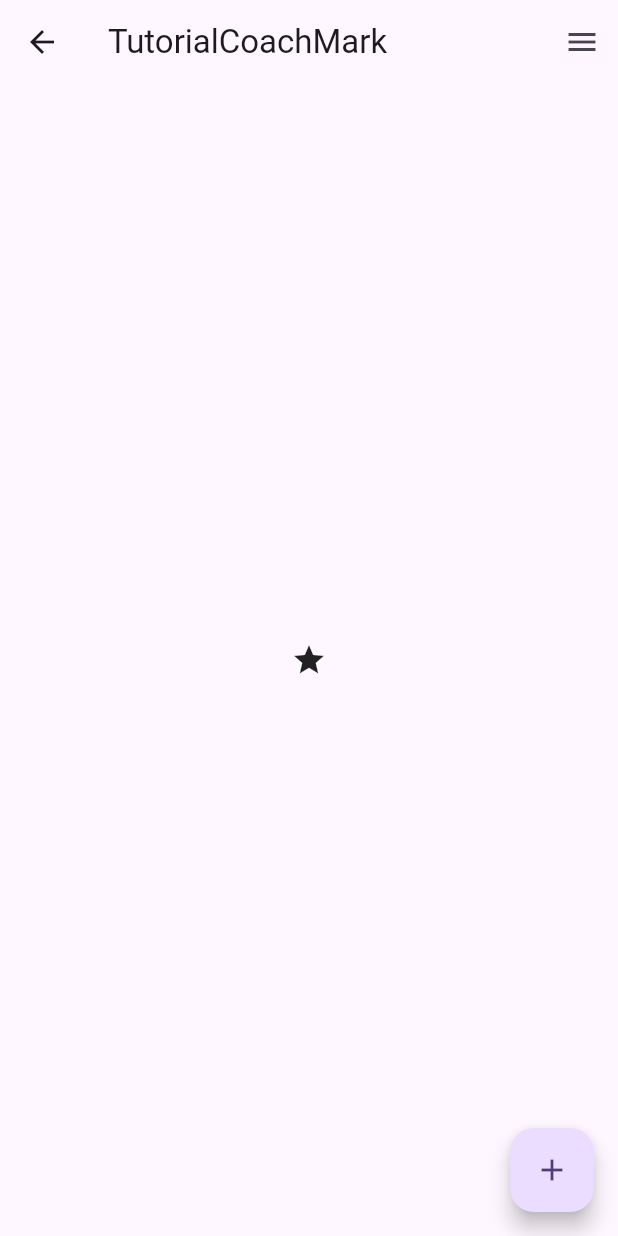
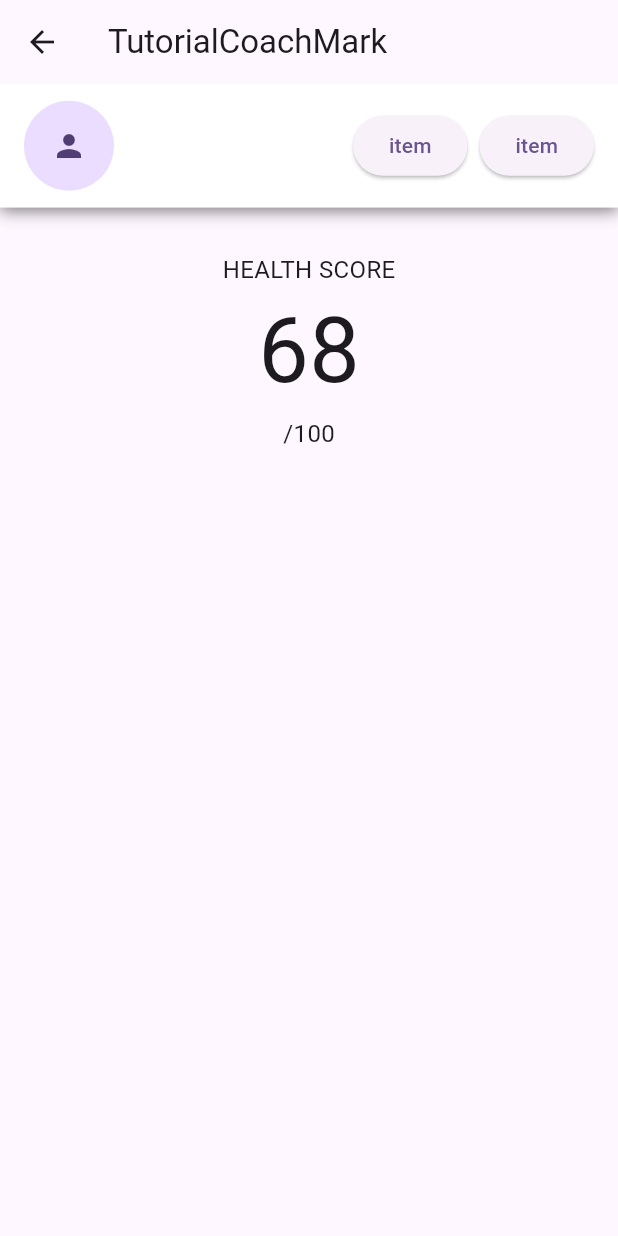
Before and after one commit to kurogoma-flutter/coach_mark_samples, a Flutter app: the screen it shows after launch, after a tap on "tutorial_coach_mark", on a phone screen of 412 x 824 dp. Run offline on Flutter 3.47's test engine with Material 2 defaults, Android fonts, the phone set to English and light mode, and no system bars; our stand-ins replace showcaseview; missing offline and left inert: tutorial_coach_mark.

Commit message:
tutoriai_coach_markの実装完了

```diff
--- a/lib/main.dart
+++ b/lib/main.dart
@@ -59,16 +59,6 @@
                       );
                     },
                   ),
-                  // MaterialPageRoute(
-                  // builder: (context) => ShowCaseWidget(
-                  //   builder: Builder(
-                  //     builder: (context) => const ShowcaseviewPage(),
-                  //   ),
-                  //   disableBarrierInteraction: true,
-                  //   disableMovingAnimation: true,
-                  //   disableScaleAnimation: true,
-                  // ),
-                  // ),
                 );
               },
               child: const Text('showcaseview'),
@@ -76,8 +66,10 @@
             ElevatedButton(
               onPressed: () {
                 Navigator.of(context).push(
-                  MaterialPageRoute(
-                    builder: (context) => const TutorialCoachMarkPage(),
+                  PageRouteBuilder(
+                    pageBuilder: (context, animation, secondaryAnimation) {
+                      return const TutorialCoachMarkPage();
+                    },
                   ),
                 );
               },
@@ -87,10 +79,6 @@
               onPressed: () {},
               child: const Text('flutter_intro'),
             ),
-            ElevatedButton(
-              onPressed: () {},
-              child: const Text('overlay_tooltip'),
-            ),
           ],
         ),
       ),
--- a/lib/tutorial_coach_mark_page.dart
+++ b/lib/tutorial_coach_mark_page.dart
@@ -14,33 +14,104 @@ class TutorialCoachMarkPage extends StatefulWidget {
 
 class _TutorialCoachMarkPageState extends State<TutorialCoachMarkPage> {
   late TutorialCoachMark tutorialCoachMark;
+  List<TargetFocus> targets = [];
 
   @override
   void initState() {
     WidgetsBinding.instance.addPostFrameCallback((_) {
+      createTarget();
       showTutorial(context);
     });
     super.initState();
   }
 
+  void createTarget() {
+    targets.add(
+      createTargetFocus(
+        message: 'あなたへのヘルスコアです！\n100点満点で、各項目の目標を達成すると\nスコアが上がっていきます！',
+        key: _one,
+      ),
+    );
+    targets.add(
+      createTargetFocus(
+        message:
+            'AIパーソナルトレーナーからの\nアドバイスを受け取ることができます！\nあなたのスコアに応じてお伝えするので\nぜひこまめにチェックしてみてください！',
+        key: _two,
+      ),
+    );
+    targets.add(
+      createTargetFocus(
+        message: 'スコアの日／週を\n切り替えることができます。',
+        key: _three,
+        leftSpacer: true,
+      ),
+    );
+  }
+
+  TargetFocus createTargetFocus({
+    required String message,
+    required GlobalKey key,
+    bool leftSpacer = false,
+  }) {
+    return TargetFocus(
+      keyTarget: key,
+      identify: key.toString(),
+      paddingFocus: 16,
+      radius: 16,
+      contents: [
+        TargetContent(
+          align: ContentAlign.bottom,
+          padding: const EdgeInsets.all(16),
+          child: SizedBox(
+            child: Padding(
+              padding: const EdgeInsets.symmetric(vertical: 16),
+              child: Row(
+                children: [
+                  leftSpacer ? const Spacer() : const SizedBox.shrink(),
+                  Column(
+                    crossAxisAlignment: CrossAxisAlignment.start,
+                    children: [
+                      Padding(
+                        padding: const EdgeInsets.only(bottom: 14),
+                        child: Text(
+                          message,
+                          style: const TextStyle(
+                            color: Colors.white,
+                            fontWeight: FontWeight.w500,
+                          ),
+                        ),
+                      ),
+                      ElevatedButton(
+                        onPressed: () {
+                          tutorialCoachMark.next();
+                        },
+                        child: const Text('次へ'),
+                      )
+                    ],
+                  ),
+                ],
+              ),
+            ),
+          ),
+        )
+      ],
+      shape: ShapeLightFocus.RRect,
+    );
+  }
+
   void showTutorial(BuildContext context) {
     tutorialCoachMark = TutorialCoachMark(
       targets: targets,
-      textSkip: "SKIP",
+      textSkip: "",
+      showSkipInLastTarget: false,
       alignSkip: Alignment.bottomCenter,
-      paddingFocus: 10,
+      paddingFocus: 0,
       opacityShadow: 0.8,
       pulseEnable: false,
-      focusAnimationDuration: const Duration(milliseconds: 300),
-      unFocusAnimationDuration: const Duration(milliseconds: 300),
-      onClickTarget: (target) {
-        print('onClickTarget');
-      },
-      onClickOverlay: (target) {
-        print('onClickOverlay');
-        // 次へ
-        tutorialCoachMark.next();
-      },
+      focusAnimationDuration: Duration.zero,
+      unFocusAnimationDuration: Duration.zero,
+      onClickTarget: null,
+      onClickOverlay: null,
       onFinish: () {
         print('onFinish');
       },
@@ -54,90 +125,86 @@ class _TutorialCoachMarkPageState extends State<TutorialCoachMarkPage> {
     return Scaffold(
       appBar: AppBar(
         title: const Text('TutorialCoachMark'),
-        actions: [
+      ),
+      body: SizedBox(
+        width: MediaQuery.of(context).size.width,
+        height: MediaQuery.of(context).size.height,
+        child: Column(
+          mainAxisAlignment: MainAxisAlignment.start,
+          children: [
+            Container(
+              width: MediaQuery.of(context).size.width,
+              height: MediaQuery.of(context).size.height * 0.1,
+              padding: const EdgeInsets.symmetric(horizontal: 16),
+              decoration: BoxDecoration(
+                color: Colors.white,
+                boxShadow: [
+                  BoxShadow(
+                    color: Colors.black.withOpacity(0.5),
+                    spreadRadius: 0,
+                    blurRadius: 8,
+                    offset: const Offset(0, 2),
+                  ),
+                ],
+              ),
+              child: Row(
+                mainAxisAlignment: MainAxisAlignment.spaceBetween,
+                children: [
+                  CircleAvatar(
+                    key: _two,
+                    radius: 30,
+                    child: const Icon(Icons.person),
+                  ),
                   SizedBox(
-            key: _one,
-            child: IconButton(
+                    key: _three,
+                    child: Row(
+                      children: [
+                        ElevatedButton(
                           onPressed: () {},
-              icon: const Icon(Icons.menu),
+                          child: const Text('item'),
+                        ),
+                        const SizedBox(width: 8),
+                        ElevatedButton(
+                          onPressed: () {},
+                          child: const Text('item'),
+                        ),
+                      ],
                     ),
                   ),
                 ],
               ),
-      body: Center(
-        child: SizedBox(
-          key: _two,
-          child: const Icon(
-            Icons.star,
+            ),
+            Padding(
+              padding: const EdgeInsets.all(16),
+              child: Container(
+                key: _one,
+                width: 160,
+                height: 160,
+                decoration: BoxDecoration(
+                  borderRadius: BorderRadius.circular(16),
+                ),
+                child: const Column(
+                  mainAxisAlignment: MainAxisAlignment.center,
+                  children: [
+                    Text(
+                      'HEALTH SCORE',
+                      style: TextStyle(fontSize: 16),
+                    ),
+                    Text(
+                      '68',
+                      style: TextStyle(fontSize: 60),
+                    ),
+                    Text(
+                      '/100',
+                      style: TextStyle(fontSize: 16),
+                    ),
+                  ],
                 ),
               ),
             ),
-      floatingActionButton: FloatingActionButton(
-        key: _three,
-        onPressed: () {},
-        child: const Icon(Icons.add),
+          ],
+        ),
       ),
     );
   }
 }
-
-final List<TargetFocus> targets = [
-  TargetFocus(
-    identify: "Target 1",
-    keyTarget: _one,
-    enableOverlayTab: true,
-    contents: [
-      TargetContent(
-        child: const Text(
-          "サンプルテキスト",
-          style: TextStyle(
-            color: Colors.white,
-            fontWeight: FontWeight.bold,
-            fontSize: 20,
-          ),
-        ),
-      )
-    ],
-    shape: ShapeLightFocus.Circle,
-  ),
-  TargetFocus(
-    keyTarget: _two,
-    identify: "target 2",
-    enableOverlayTab: true,
-    contents: [
-      TargetContent(
-        customPosition: CustomTargetContentPosition(
-          bottom: 100,
-          left: 200,
-        ),
-        child: const Text(
-          "真ん中のボタン",
-          style: TextStyle(
-            color: Colors.white,
-            fontWeight: FontWeight.bold,
-            fontSize: 20,
-          ),
-        ),
-        align: ContentAlign.top,
-      ),
-    ],
-  ),
-  TargetFocus(
-    keyTarget: _three,
-    identify: "target 3",
-    enableOverlayTab: true,
-    contents: [
-      TargetContent(
-        child: const Text(
-          "左下のボタン",
-          style: TextStyle(
-            color: Colors.white,
-            fontWeight: FontWeight.bold,
-            fontSize: 20,
-          ),
-        ),
-        align: ContentAlign.left,
-      ),
-    ],
-  ),
-];
```
Lines whose indentation alone changed are shown as unchanged.
